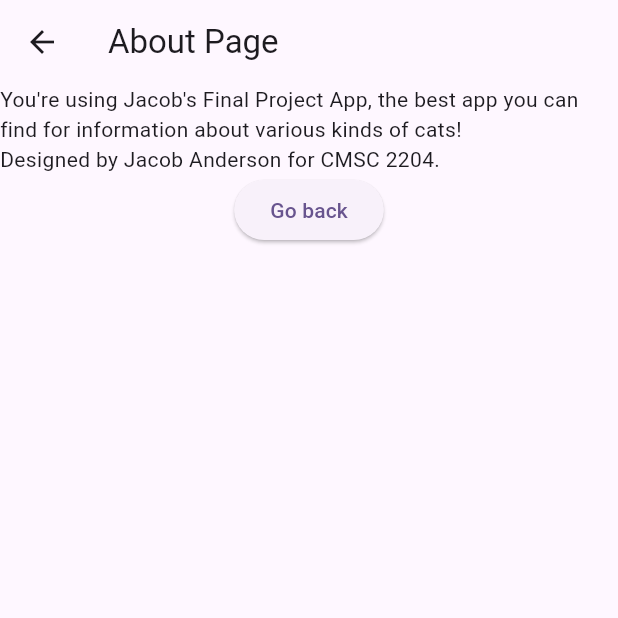
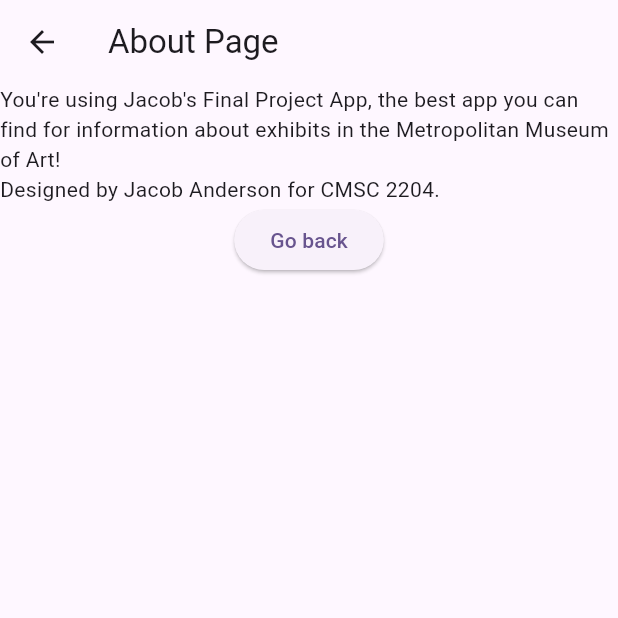
Before and after one commit to Crescend0h/MDP-Final-Project, a Flutter app: the About screen opened directly, on a phone screen of 412 x 824 dp, the top half of it. Run offline on Flutter 3.47's test engine with Material 3 defaults, Android fonts, the phone set to English and light mode, and no system bars; our stand-ins replace dio, flutter_secure_storage; missing offline and left inert: dart:ffi; accounts and stored records are empty; network calls fail.

Commit message:
last one for realsies
typo

```diff
--- a/Application/finalproject/lib/Views/About.dart
+++ b/Application/finalproject/lib/Views/About.dart
@@ -1,5 +1,4 @@
 import 'package:flutter/material.dart';
-import 'package:finalproject/main.dart';
 
 class About extends StatelessWidget {
   const About({super.key});
@@ -13,7 +12,7 @@ class About extends StatelessWidget {
       body: Center(
         child: Column(
           children: [
-            Text("You're using Jacob's Final Project App, the best app you can find for information about various kinds of cats! \nDesigned by Jacob Anderson for CMSC 2204."),
+            Text("You're using Jacob's Final Project App, the best app you can find for information about exhibits in the Metropolitan Museum of Art! \nDesigned by Jacob Anderson for CMSC 2204."),
             ElevatedButton(
               onPressed: () {
                 Navigator.pop(context);
```
